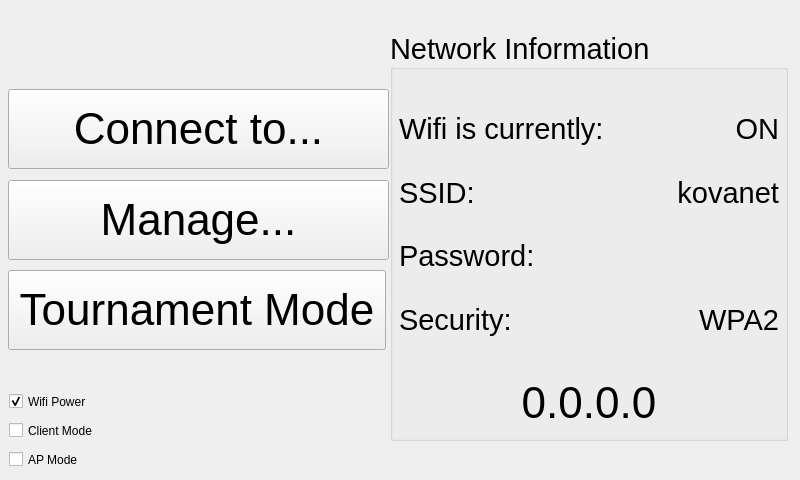
First picture: the form in ui/NetworkSettingsWidget.ui, repository kipr/botui, before the edit.
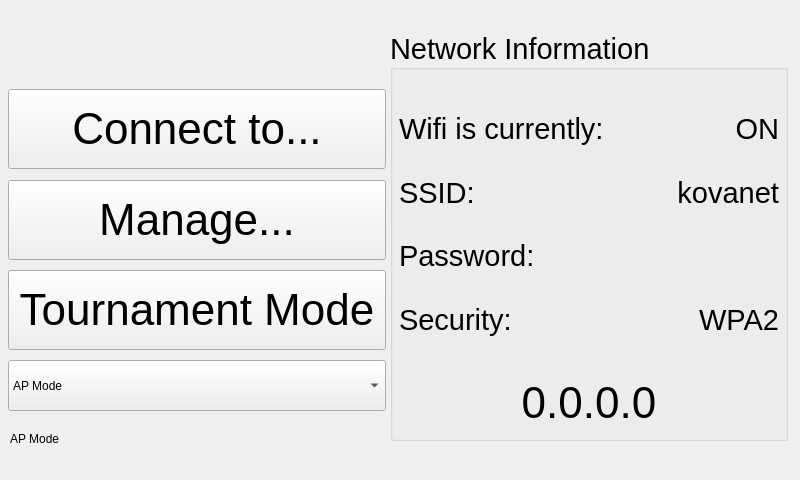
Second picture: the form after the edit. Icons and pictures are not drawn.

```diff
--- a/ui/NetworkSettingsWidget.ui
+++ b/ui/NetworkSettingsWidget.ui
@@ -243,25 +243,6 @@
     <string>Tournament Mode</string>
    </property>
   </widget>
-  <widget class="QCheckBox" name="clientToggle">
-   <property name="geometry">
-    <rect>
-     <x>9</x>
-     <y>419</y>
-     <width>108</width>
-     <height>23</height>
-    </rect>
-   </property>
-   <property name="styleSheet">
-    <string notr="true"/>
-   </property>
-   <property name="text">
-    <string>Client Mode</string>
-   </property>
-   <attribute name="buttonGroup">
-    <string notr="true">buttonGroup</string>
-   </attribute>
-  </widget>
   <widget class="QPushButton" name="connect">
    <property name="enabled">
     <bool>true</bool>
@@ -270,7 +251,7 @@
     <rect>
      <x>8</x>
      <y>89</y>
-     <width>381</width>
+     <width>378</width>
      <height>80</height>
     </rect>
    </property>
@@ -302,50 +283,12 @@
     <bool>false</bool>
    </property>
   </widget>
-  <widget class="QCheckBox" name="APtoggle">
-   <property name="geometry">
-    <rect>
-     <x>9</x>
-     <y>448</y>
-     <width>87</width>
-     <height>23</height>
-    </rect>
-   </property>
-   <property name="styleSheet">
-    <string notr="true"/>
-   </property>
-   <property name="text">
-    <string>AP Mode</string>
-   </property>
-   <attribute name="buttonGroup">
-    <string notr="true">buttonGroup</string>
-   </attribute>
-  </widget>
-  <widget class="QCheckBox" name="wifiToggle">
-   <property name="geometry">
-    <rect>
-     <x>9</x>
-     <y>390</y>
-     <width>101</width>
-     <height>23</height>
-    </rect>
-   </property>
-   <property name="styleSheet">
-    <string notr="true"/>
-   </property>
-   <property name="text">
-    <string>Wifi Power</string>
-   </property>
-   <property name="checked">
-    <bool>true</bool>
-   </property>
-  </widget>
   <widget class="QPushButton" name="manage">
    <property name="geometry">
     <rect>
      <x>8</x>
      <y>180</y>
-     <width>381</width>
+     <width>378</width>
      <height>80</height>
     </rect>
    </property>
@@ -374,6 +317,50 @@
     </size>
    </property>
   </widget>
+  <widget class="QComboBox" name="connectionMode">
+   <property name="geometry">
+    <rect>
+     <x>8</x>
+     <y>360</y>
+     <width>378</width>
+     <height>51</height>
+    </rect>
+   </property>
+   <property name="currentText">
+    <string extracomment="Connection Mode">AP Mode</string>
+   </property>
+   <property name="maxVisibleItems">
+    <number>3</number>
+   </property>
+   <item>
+    <property name="text">
+     <string>AP Mode</string>
+    </property>
+   </item>
+   <item>
+    <property name="text">
+     <string>Client Mode</string>
+    </property>
+   </item>
+   <item>
+    <property name="text">
+     <string>Wifi Off</string>
+    </property>
+   </item>
+  </widget>
+  <widget class="QLabel" name="connectionModeLabel">
+   <property name="geometry">
+    <rect>
+     <x>10</x>
+     <y>430</y>
+     <width>67</width>
+     <height>17</height>
+    </rect>
+   </property>
+   <property name="text">
+    <string>AP Mode</string>
+   </property>
+  </widget>
  </widget>
  <resources>
   <include location="../rc/icons.qrc"/>
```
Left out of the diff: 19 changed lines with no effect on the pictures.
